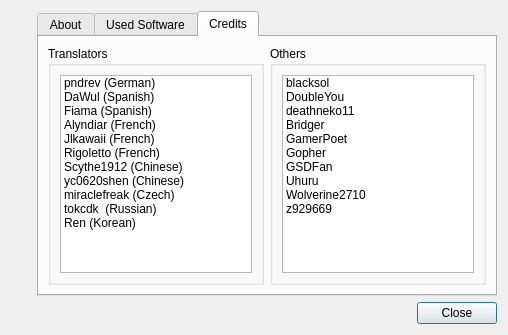
First picture: the form in modorganizer/src/aboutdialog.ui, repository Holt59/mo2-merge, before the edit.
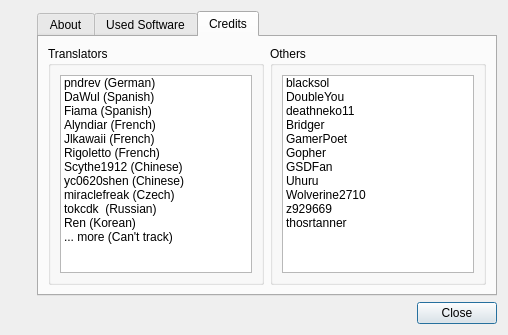
Second picture: the form after the edit. The open tabs and pages were chosen to show the change. Icons and pictures are not drawn.

```diff
--- a/modorganizer/src/aboutdialog.ui
+++ b/modorganizer/src/aboutdialog.ui
@@ -183,6 +183,11 @@
                 <string>Ren (Korean)</string>
                </property>
               </item>
+              <item>
+               <property name="text">
+                <string>... more (Can't track)</string>
+               </property>
+              </item>
              </widget>
             </item>
            </layout>
@@ -249,6 +254,11 @@
                 <string notr="true">z929669</string>
                </property>
               </item>
+              <item>
+               <property name="text">
+                <string>thosrtanner</string>
+               </property>
+              </item>
              </widget>
             </item>
            </layout>
```
Left out of the diff: 2 changed lines with no effect on the pictures.
